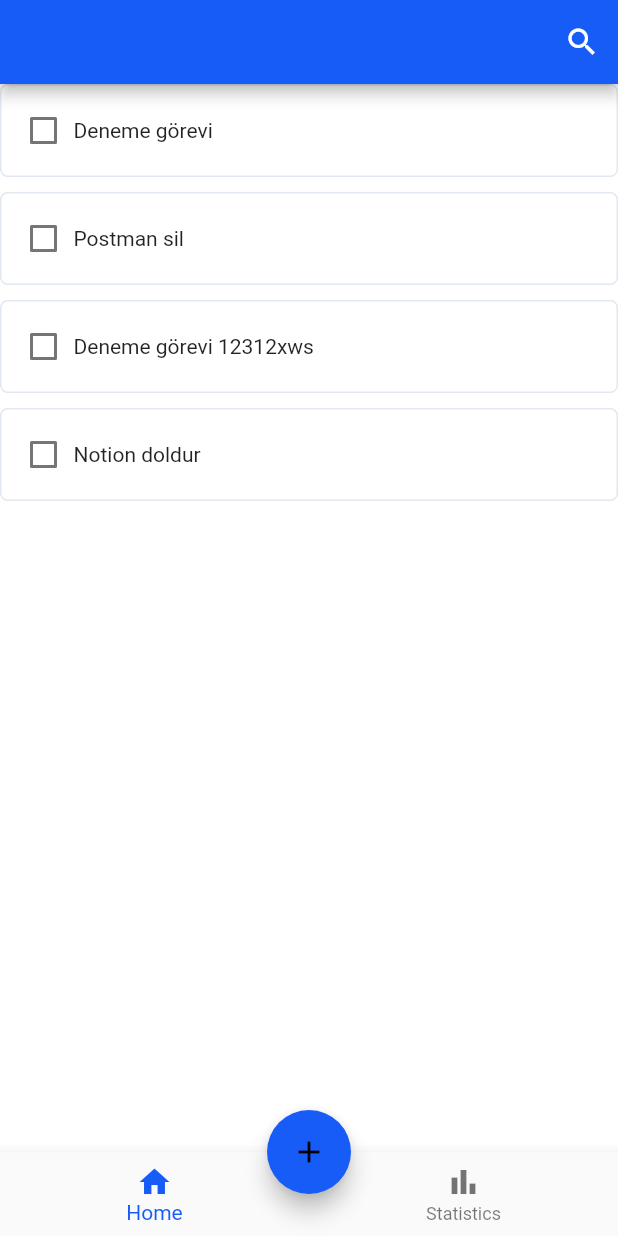
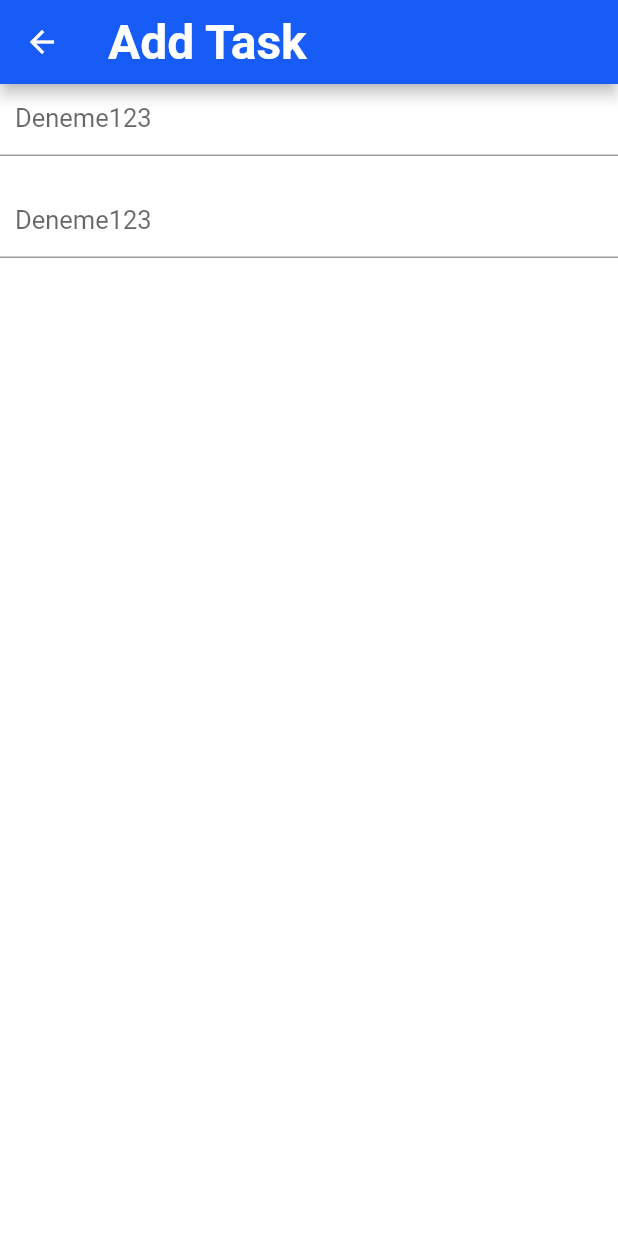
Before and after one commit to ozdemirberkay/yaplist, a Flutter app: the screen it shows after launch, after a tap on the "add" icon, on a phone screen of 412 x 824 dp. Run offline on Flutter 3.47's test engine with Material 2 defaults, Android fonts, the phone set to English and light mode, and no system bars; our stand-ins replace easy_localization, flutter_bloc.

Commit message:
page layout updates

```diff
--- a/assets/translations/en-US.json
+++ b/assets/translations/en-US.json
@@ -1,4 +1,6 @@
 {
     "homePage": "Home",
-    "statistics": "Statistics"
+    "statistics": "Statistics",
+    "search": "Search",
+    "addTask": "Add Task"
 }
--- a/assets/translations/tr-TR.json
+++ b/assets/translations/tr-TR.json
@@ -1,4 +1,6 @@
 {
     "homePage": "Anasayfa",
-    "statistics": "İstatistik"
+    "statistics": "İstatistik",
+    "search": "Arama",
+    "addTask": "Görev Ekle"
 }
--- a/lib/main.dart
+++ b/lib/main.dart
@@ -1,6 +1,5 @@
 import 'package:easy_localization/easy_localization.dart';
 import 'package:flutter/material.dart';
-import 'package:yaplist/screens/dashboard/dashboard_screen.dart';
 import 'package:yaplist/shareds/constants/assets.dart';
 import 'package:yaplist/shareds/constants/routes.dart';
 import 'package:yaplist/shareds/locale/locale.dart';
@@ -34,7 +33,7 @@ class YaplistApp extends StatelessWidget {
       darkTheme: YaplistTheme.dark,
       themeMode: ThemeMode.light,
       routes: Routes.routes,
-      initialRoute: "/",
+      initialRoute: Routes.initialScreen,
       // home: const DashboardScreeen(),
     );
   }
--- a/lib/screens/home_page.dart
+++ b/lib/screens/home_page.dart
@@ -1,7 +1,7 @@
 import 'package:flutter/material.dart';
 import 'package:yaplist/models/task.dart';
 import 'package:yaplist/widgets/card/task_card.dart';
-import 'package:yaplist/widgets/layout/Layout.dart';
+import 'package:yaplist/widgets/layout/layout.dart';
 
 class HomePage extends StatefulWidget {
   const HomePage({super.key});
@@ -21,6 +21,7 @@ class _HomePageState extends State<HomePage> {
   @override
   Widget build(BuildContext context) {
     return Layout(
+      title: "asdasd",
       body: Column(
         children: [
           TaskCard(
--- a/lib/screens/search/search_screen.dart
+++ b/lib/screens/search/search_screen.dart
@@ -1,3 +1,4 @@
+import 'package:easy_localization/easy_localization.dart';
 import 'package:flutter/material.dart';
 import 'package:yaplist/widgets/layout/layout.dart';
 
@@ -11,6 +12,6 @@ class SearchScreen extends StatefulWidget {
 class _SearchScreenState extends State<SearchScreen> {
   @override
   Widget build(BuildContext context) {
-    return Layout(body: Container());
+    return Layout(title: tr("search"), body: Container());
   }
 }
--- a/lib/screens/task/add_task.dart
+++ b/lib/screens/task/add_task.dart
@@ -1,4 +1,6 @@
+import 'package:easy_localization/easy_localization.dart';
 import 'package:flutter/material.dart';
+import 'package:yaplist/widgets/input/input_field.dart';
 import 'package:yaplist/widgets/layout/layout.dart';
 
 class AddTask extends StatelessWidget {
@@ -7,7 +9,14 @@ class AddTask extends StatelessWidget {
   @override
   Widget build(BuildContext context) {
     return Layout(
-      body: Container(),
+      title: tr("addTask"),
+      body: Column(
+        children: const [
+          InputField(label: "Deneme123"),
+          SizedBox(height: 20),
+          InputField(label: "Deneme123"),
+        ],
+      ),
     );
   }
 }
--- a/lib/shareds/constants/routes.dart
+++ b/lib/shareds/constants/routes.dart
@@ -1,11 +1,16 @@
 import 'package:flutter/material.dart';
 import 'package:yaplist/screens/dashboard/dashboard_screen.dart';
 import 'package:yaplist/screens/search/search_screen.dart';
+import 'package:yaplist/screens/task/add_task.dart';
 
 class Routes {
+  static String initialScreen = '/';
+  static String addScreen = '/addScreen';
+  static String searchScreen = '/searchScreen';
+
   static Map<String, WidgetBuilder> routes = {
-    '/': (context) => const DashboardScreeen(),
-    '/addScreen': (context) => const DashboardScreeen(),
-    '/searchScreen': (context) => const SearchScreen(),
+    initialScreen: (context) => const DashboardScreeen(),
+    addScreen: (context) => const AddTask(),
+    searchScreen: (context) => const SearchScreen(),
   };
 }
--- a/lib/widgets/card/task_card.dart
+++ b/lib/widgets/card/task_card.dart
@@ -44,7 +44,7 @@ class _TaskCardState extends State<TaskCard> {
       ),
       margin: const EdgeInsets.only(bottom: 10),
       child: Dismissible(
-        key: Key("asd"),
+        key: const Key("asd"),
         secondaryBackground: buildSwipeActionRight(),
         background: buildSwipeActionLeft(),
         child: Padding(
--- /dev/null
+++ b/lib/widgets/input/input_field.dart
@@ -0,0 +1,39 @@
+import 'package:flutter/material.dart';
+
+class InputField extends StatelessWidget {
+  final String label;
+  final TextEditingController? controller;
+  final IconData? icon;
+  final FormFieldValidator<String>? validator;
+  final ValueChanged<String>? onChanged;
+  final TextInputType? keyboardType;
+
+  const InputField(
+      {super.key,
+      required this.label,
+      this.controller,
+      this.icon,
+      this.validator,
+      this.onChanged,
+      this.keyboardType});
+
+  @override
+  Widget build(BuildContext context) {
+    return TextFormField(
+      controller: controller,
+      textAlignVertical: TextAlignVertical.center,
+      onChanged: onChanged,
+      keyboardType: keyboardType,
+      validator: validator,
+      decoration: InputDecoration(
+        contentPadding: const EdgeInsets.only(left: 10),
+        labelText: label,
+        errorStyle: const TextStyle(height: 0.7),
+        suffixIcon: Icon(
+          icon,
+          size: 18,
+        ),
+      ),
+    );
+  }
+}
--- a/lib/widgets/layout/dashboard_layout.dart
+++ b/lib/widgets/layout/dashboard_layout.dart
@@ -1,5 +1,6 @@
 import 'package:easy_localization/easy_localization.dart';
 import 'package:flutter/material.dart';
+import 'package:yaplist/shareds/constants/routes.dart';
 
 class DashboardLayout extends StatelessWidget {
   final Widget body;
@@ -17,7 +18,9 @@ class DashboardLayout extends StatelessWidget {
   Widget build(BuildContext context) {
     return Scaffold(
       floatingActionButton: FloatingActionButton(
-        onPressed: () {},
+        onPressed: () {
+          Navigator.pushNamed(context, Routes.addScreen);
+        },
         child: const Icon(
           Icons.add,
         ),
--- a/lib/widgets/layout/layout.dart
+++ b/lib/widgets/layout/layout.dart
@@ -2,17 +2,22 @@ import 'package:flutter/material.dart';
 
 class Layout extends StatelessWidget {
   final Widget body;
+  final String title;
   final List<Widget> actions;
   const Layout({
     super.key,
     required this.body,
     this.actions = const [],
+    required this.title,
   });
 
   @override
   Widget build(BuildContext context) {
     return Scaffold(
       appBar: AppBar(
+        title: Text(
+          title,
+        ),
         actions: actions,
       ),
       body: body,
```
